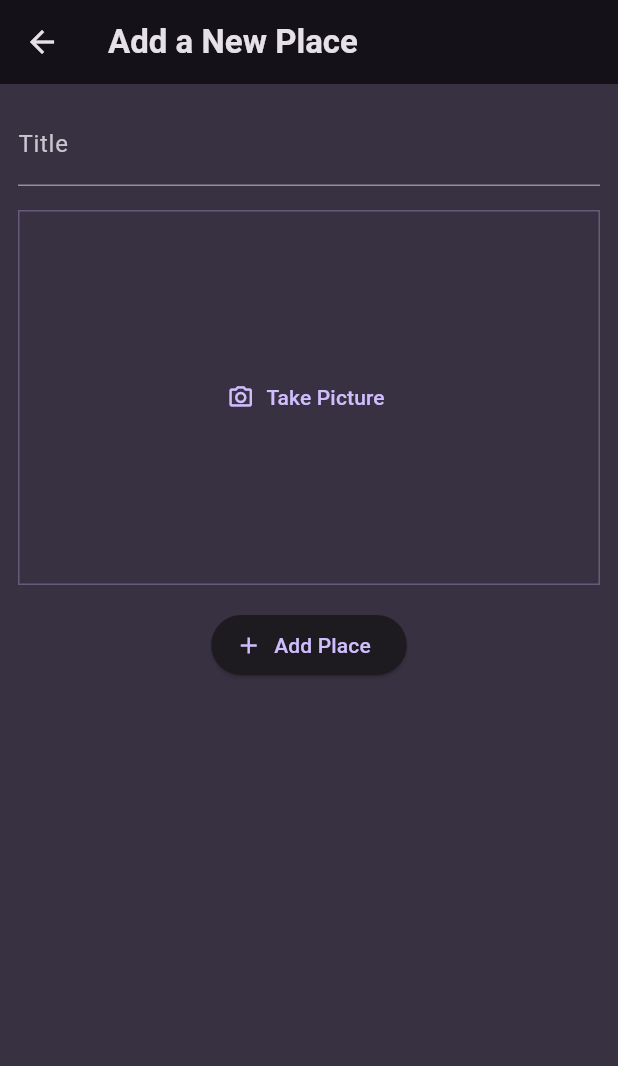
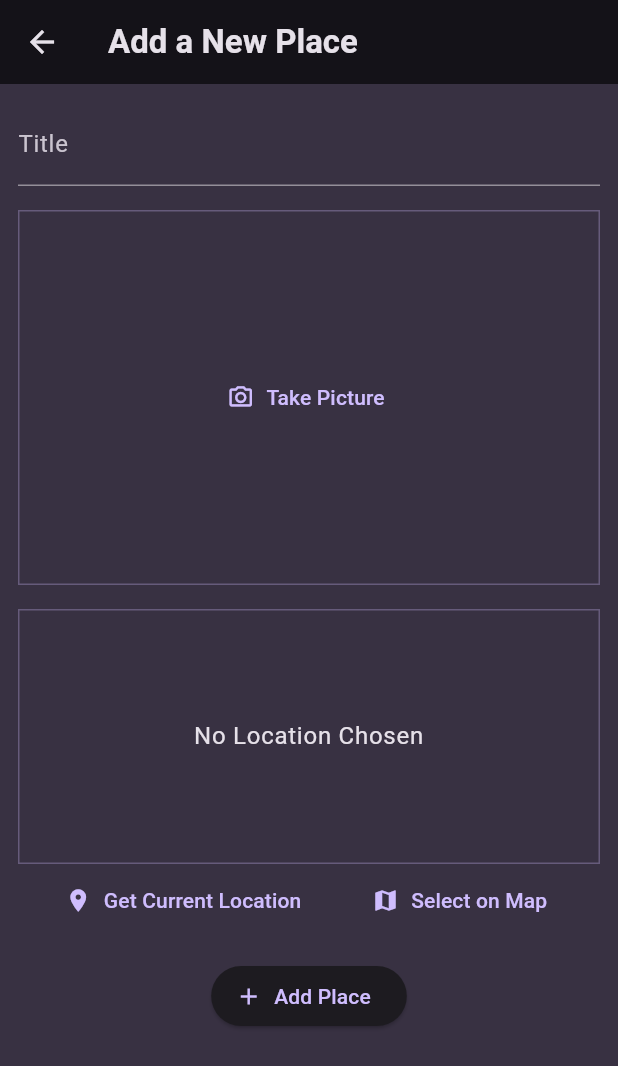
Before and after one commit to Sanket80/Favourite-Places, a Flutter app: the AddPlaceScreen screen opened directly, on a phone screen of 412 x 824 dp. Shown: the top 1066 px of the screen. Run offline on Flutter 3.47's test engine with Material 3 defaults, Android fonts, the phone set to English and light mode, and no system bars; our stand-ins replace flutter_map, flutter_riverpod, google_fonts, image_picker, latlong2, location.

Commit message:
Location Done

```diff
--- a/lib/models/place.dart
+++ b/lib/models/place.dart
@@ -5,10 +5,23 @@ import 'package:uuid/uuid.dart';
 
 final uuid = Uuid();
 
+class PlaceLocation{
+  final double latitude;
+  final double longitude;
+  final String address;
+
+  const PlaceLocation({
+    required this.latitude,
+    required this.longitude,
+    required this.address,
+  });
+}
+
 class Place{
   final String id;
   final String title;
   final File image;
+  final PlaceLocation? location;
 
-  Place({required this.title,required this.image}) : id = uuid.v4();
+  Place({required this.title,required this.image,required this.location}) : id = uuid.v4();
 }
--- a/lib/providers/user_places.dart
+++ b/lib/providers/user_places.dart
@@ -8,8 +8,8 @@ import 'package:flutter_riverpod/flutter_riverpod.dart';
 class UserPlacesNotifier extends StateNotifier<List<Place>> {
   UserPlacesNotifier() : super([]);
 
-  void addPlace(String title, File image) {
-    final newPlace = Place(title: title, image: image);
+  void addPlace(String title, File image, PlaceLocation location) {
+    final newPlace = Place(title: title, image: image,location: location);
     state = [...state, newPlace];
   }
 }
--- a/lib/screens/add_place.dart
+++ b/lib/screens/add_place.dart
@@ -1,7 +1,9 @@
 import 'dart:io';
 
+import 'package:favourite_places/models/place.dart';
 import 'package:favourite_places/providers/user_places.dart';
 import 'package:favourite_places/widgets/image_input.dart';
+import 'package:favourite_places/widgets/location_input.dart';
 import 'package:flutter/material.dart';
 import 'package:flutter_riverpod/flutter_riverpod.dart';
 
@@ -15,13 +17,14 @@ class AddPlaceScreen extends ConsumerStatefulWidget {
 class _AddPlaceScreenState extends ConsumerState<AddPlaceScreen> {
   final _titleController = TextEditingController();
   File? _pickedImage;
+  PlaceLocation? _pickedLocation;
 
   void _savePlace() {
     final enteredTitle = _titleController.text;
-    if (enteredTitle.isEmpty || _pickedImage == null) {
+    if (enteredTitle.isEmpty || _pickedImage == null || _pickedLocation == null) {
       return;
     }
-    ref.read(userPlacesProvider.notifier).addPlace(enteredTitle, _pickedImage!);
+    ref.read(userPlacesProvider.notifier).addPlace(enteredTitle, _pickedImage!, _pickedLocation!);
     Navigator.of(context).pop();
   }
 
@@ -58,6 +61,10 @@ class _AddPlaceScreenState extends ConsumerState<AddPlaceScreen> {
               },
             ),
             const SizedBox(height: 16),
+            LocationInput(onSelectPlace: (location) {
+              _pickedLocation = location;
+            },),
+            const SizedBox(height: 16),
             ElevatedButton.icon(
               onPressed: _savePlace,
               icon: const Icon(Icons.add),
--- /dev/null
+++ b/lib/widgets/location_input.dart
@@ -0,0 +1,177 @@
+import 'dart:convert';
+
+import 'package:favourite_places/screens/map.dart';
+import 'package:flutter/material.dart';
+import 'package:location/location.dart';
+import 'package:http/http.dart' as http;
+import 'package:flutter_map/flutter_map.dart';
+import 'package:latlong2/latlong.dart';
+import '../models/place.dart';
+
+class LocationInput extends StatefulWidget {
+  const LocationInput({super.key, required this.onSelectPlace});
+
+  final void Function(PlaceLocation) onSelectPlace;
+
+  @override
+  State<LocationInput> createState() => _LocationInputState();
+}
+
+class _LocationInputState extends State<LocationInput> {
+  PlaceLocation? _pickedLocation;
+  var _isGettingLocation = false;
+
+  void _getCurrentLocation() async {
+    Location location = Location();
+    bool serviceEnabled;
+    PermissionStatus permissionGranted;
+    LocationData locationData;
+
+    serviceEnabled = await location.serviceEnabled();
+    if (!serviceEnabled) {
+      serviceEnabled = await location.requestService();
+      if (!serviceEnabled) {
+        return;
+      }
+    }
+
+    permissionGranted = await location.hasPermission();
+    if (permissionGranted == PermissionStatus.denied) {
+      permissionGranted = await location.requestPermission();
+      if (permissionGranted != PermissionStatus.granted) {
+        return;
+      }
+    }
+
+    setState(() {
+      _isGettingLocation = true;
+    });
+
+    locationData = await location.getLocation();
+    final lat = locationData.latitude;
+    final lng = locationData.longitude;
+
+    if (lat == null || lng == null) {
+      return;
+    }
+
+    final url = Uri.parse(
+        'https://api.bigdatacloud.net/data/reverse-geocode-client?latitude=${lat}&longitude=${lng}&localityLanguage=en');
+
+    final response = await http.get(url);
+    final resData = json.decode(response.body);
+    final address = resData['locality'];
+
+    setState(() {
+      _pickedLocation = PlaceLocation(
+        latitude: lat,
+        longitude: lng,
+        address: address,
+      );
+      _isGettingLocation = false;
+    });
+
+    widget.onSelectPlace(_pickedLocation!);
+  }
+
+  void _selectOnMap() async {
+    final selectedLocation =
+    await Navigator.of(context).push<LatLng?>(
+      MaterialPageRoute(
+          builder: (ctx) => MapScreen(
+            location: _pickedLocation ??
+                PlaceLocation(latitude: 0, longitude: 0, address: ''),
+            isSelecting: true,
+            onSelectLocation: (LatLng location) {
+              setState(() {
+                _pickedLocation = PlaceLocation(
+                  latitude: location.latitude,
+                  longitude: location.longitude,
+                  address:
+                  '', // You can update the address logic here
+                );
+              });
+            },
+          )),
+    );
+
+    if (selectedLocation != null) {
+      // Handle the selected location here
+      // You can update the UI or call your onSelectPlace callback
+    }
+}
+
+  @override
+  Widget build(BuildContext context) {
+    Widget previewContent = Center(
+      child: Text(
+        _pickedLocation == null
+            ? 'No Location Chosen'
+            : 'Location: ${_pickedLocation!.address}',
+        textAlign: TextAlign.center,
+        style: Theme.of(context).textTheme.bodyText1!.copyWith(
+              color: Theme.of(context).colorScheme.onBackground,
+            ),
+      ),
+    );
+
+    if (_isGettingLocation) {
+      previewContent = const Center(
+        child: CircularProgressIndicator(),
+      );
+    }
+
+    Widget mapContent = Container(); // Default empty container
+
+    if (_pickedLocation != null) {
+      previewContent = Container(
+        height: 200,
+        child: FlutterMap(
+          options: MapOptions(
+            center:
+                LatLng(_pickedLocation!.latitude, _pickedLocation!.longitude),
+            zoom: 13.0,
+          ),
+          children: [
+            TileLayer(
+              urlTemplate: 'https://{s}.tile.openstreetmap.org/{z}/{x}/{y}.png',
+              subdomains: ['a', 'b', 'c'],
+            ),
+          ],
+        ),
+      );
+    }
+
+    return Column(
+      children: [
+        Container(
+          height: 170,
+          width: double.infinity,
+          alignment: Alignment.center,
+          decoration: BoxDecoration(
+            border: Border.all(
+              color: Theme.of(context).colorScheme.primary.withOpacity(0.3),
+              width: 1,
+            ),
+          ),
+          child: previewContent,
+        ),
+        Row(
+          mainAxisAlignment: MainAxisAlignment.spaceEvenly,
+          children: [
+            TextButton.icon(
+              icon: const Icon(Icons.location_on),
+              label: const Text('Get Current Location'),
+              onPressed: _getCurrentLocation,
+            ),
+            TextButton.icon(
+              icon: const Icon(Icons.map),
+              label: const Text('Select on Map'),
+              onPressed: _selectOnMap,
+            ),
+          ],
+        ),
+      ],
+    );
+  }
+}
```
Also changed, not shown: lib/screens/map.dart (added, +84 -0 lines), lib/screens/place_detail.dart (+97 -1 lines), lib/widgets/places_list.dart (+7 -0 lines), pubspec.yaml (+7 -1 lines), pubspec.lock, 2 other files.
